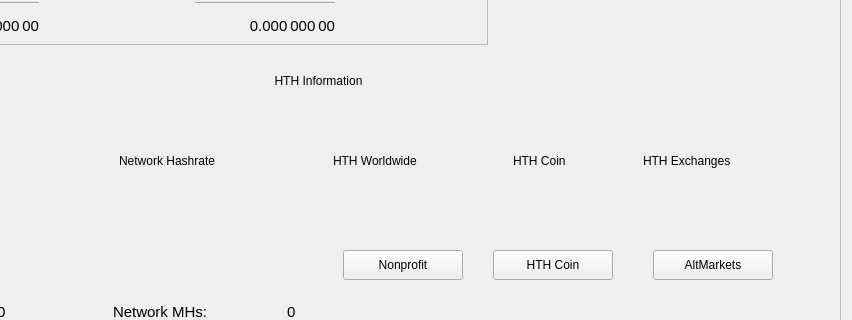
The window that src/qt/forms/overviewpage.ui (HTHcoin/helpthehomelesscoin) describes before a commit, drawn with Qt 5; both pictures show x 148 to 1000 and y 211 to 531 of the 1000 by 667 pixel window.
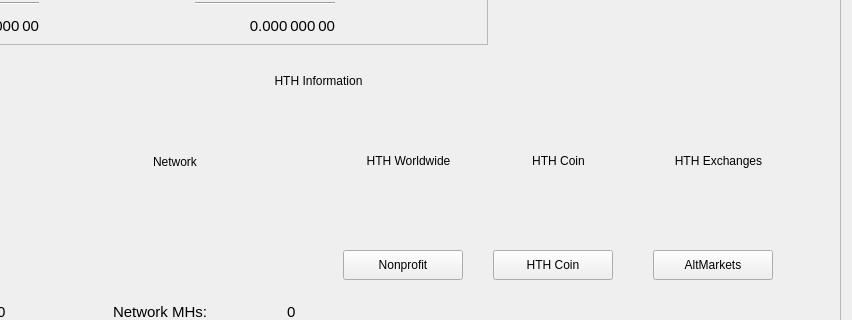
The same window after the commit.

Commit message:
Fixed Missing "N" in Network
Fixed Missing "N" in Network for Blockchain Information

What changed in the file:
```diff
--- a/src/qt/forms/overviewpage.ui
+++ b/src/qt/forms/overviewpage.ui
@@ -118,28 +118,22 @@
            </property>
           </spacer>
          </item>
-         <item alignment="Qt::AlignLeft|Qt::AlignVCenter">
+         <item alignment="Qt::AlignHCenter">
           <widget class="QLabel" name="label_24hblockchaininfo_1">
            <property name="minimumSize">
             <size>
-             <width>113</width>
+             <width>100</width>
              <height>0</height>
             </size>
            </property>
            <property name="maximumSize">
             <size>
-             <width>150</width>
+             <width>70</width>
              <height>16777215</height>
             </size>
            </property>
-           <property name="styleSheet">
-            <string notr="true"/>
-           </property>
            <property name="text">
-            <string>Network Hashrate</string>
-           </property>
-           <property name="alignment">
-            <set>Qt::AlignRight</set>
+            <string>Network </string>
            </property>
           </widget>
          </item>
@@ -444,6 +438,9 @@
       <property name="text">
        <string>HTH Worldwide</string>
       </property>
+      <property name="alignment">
+       <set>Qt::AlignCenter</set>
+      </property>
      </widget>
      <widget class="QLabel" name="label_3">
       <property name="geometry">
@@ -460,6 +457,9 @@
       <property name="text">
        <string>HTH Coin</string>
       </property>
+      <property name="alignment">
+       <set>Qt::AlignCenter</set>
+      </property>
      </widget>
      <widget class="QLabel" name="label_4">
       <property name="geometry">
@@ -470,12 +470,21 @@
         <height>41</height>
        </rect>
       </property>
+      <property name="sizePolicy">
+       <sizepolicy hsizetype="Preferred" vsizetype="Preferred">
+        <horstretch>0</horstretch>
+        <verstretch>0</verstretch>
+       </sizepolicy>
+      </property>
       <property name="styleSheet">
        <string notr="true"/>
       </property>
       <property name="text">
        <string>HTH Exchanges</string>
       </property>
+      <property name="alignment">
+       <set>Qt::AlignCenter</set>
+      </property>
      </widget>
      <widget class="QPushButton" name="pushButton_Website_5">
       <property name="geometry">
```
